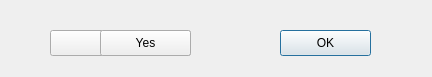
Above: keibomoneytracker/requestlanguagedialog.ui from Carlos-CDM/Keibo-MoneyTracker before the change. Below: the same form after it.
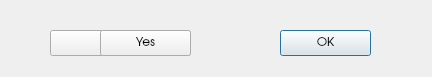
That is the form after the change.

Patch:
```diff
--- a/keibomoneytracker/requestlanguagedialog.ui
+++ b/keibomoneytracker/requestlanguagedialog.ui
@@ -22,6 +22,11 @@
      <height>26</height>
     </rect>
    </property>
+   <property name="font">
+    <font>
+     <family>URW Gothic L</family>
+    </font>
+   </property>
    <property name="text">
     <string>OK</string>
    </property>
@@ -35,6 +40,11 @@
      <height>26</height>
     </rect>
    </property>
+   <property name="font">
+    <font>
+     <family>URW Gothic L</family>
+    </font>
+   </property>
   </widget>
   <widget class="QPushButton" name="pushButtonYes">
    <property name="geometry">
@@ -45,6 +55,11 @@
      <height>26</height>
     </rect>
    </property>
+   <property name="font">
+    <font>
+     <family>URW Gothic L</family>
+    </font>
+   </property>
    <property name="text">
     <string>Yes</string>
    </property>
```
